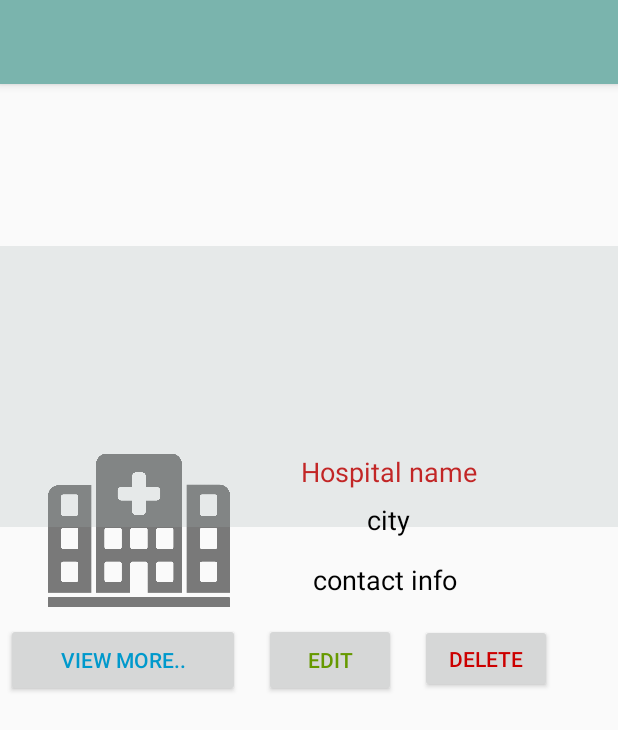
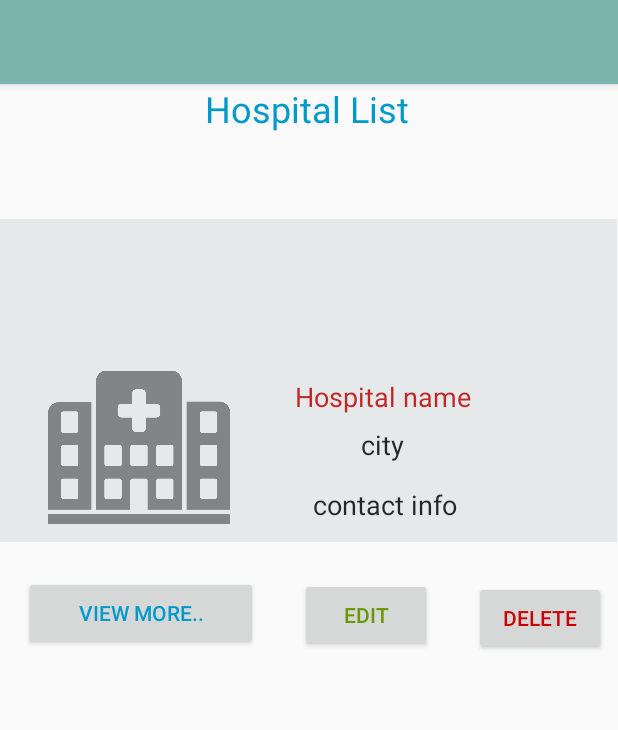
Before and after one commit to reemeeiah/one-stop-cancer-center, an Android app: the admin_HOSPITAL_Edit_MENU screen opened directly, with no data from a screen before it, on a phone screen of 412 x 824 dp. Shown: the top 730 px of the screen. Run offline under Robolectric (Android 15) with nearby library versions, the phone set to English and light mode, and no system bars.

Commit message:
DELTE CLASSSSES

```diff
--- a/app/src/main/AndroidManifest.xml
+++ b/app/src/main/AndroidManifest.xml
@@ -25,7 +25,6 @@
         <activity android:name=".Hospital_menu" />
         <activity android:name=".admin_HOSPITAL_Edit_MENU" />
         <activity android:name=".add_awareness_for_hospital" />
-        <activity android:name=".push_test"></activity>
     </application>
 
 </manifest>
--- a/app/src/main/res/layout/activity_admin__hospital__edit__menu.xml
+++ b/app/src/main/res/layout/activity_admin__hospital__edit__menu.xml
@@ -4,14 +4,26 @@
     xmlns:tools="http://schemas.android.com/tools"
     android:layout_width="match_parent"
     android:layout_height="match_parent"
-    tools:context="com.onestopcancercenter.onestopcancercenter.admin_HOSPITAL_Edit_MENU"
-    tools:layout_editor_absoluteY="25dp">
+    tools:context="com.onestopcancercenter.onestopcancercenter.admin_HOSPITAL_Edit_MENU">
+
+    <TextView
+        android:id="@+id/textView9"
+        android:layout_width="234dp"
+        android:layout_height="39dp"
+        android:layout_marginLeft="88dp"
+        android:text="Hospital List"
+        android:textAlignment="center"
+        android:textColor="@android:color/holo_blue_dark"
+        android:textSize="24sp"
+        app:layout_constraintLeft_toLeftOf="parent"
+        tools:layout_editor_absoluteY="28dp"
+        tools:ignore="MissingConstraints" />
 
     <TextView
         android:id="@+id/textView4"
         android:layout_width="180dp"
         android:layout_height="32dp"
-        android:layout_marginStart="16dp"
+        android:layout_marginLeft="12dp"
         android:text="@string/hospital_name"
         android:textAlignment="center"
         android:textColor="@android:color/holo_red_dark"
@@ -20,10 +32,25 @@
         app:layout_constraintStart_toEndOf="@+id/imageView6" />
 
     <TextView
+        android:id="@+id/textView5"
+        android:layout_width="179dp"
+        android:layout_height="40dp"
+        android:layout_marginBottom="0dp"
+        android:layout_marginLeft="12dp"
+        android:text="@string/city"
+        android:textAlignment="center"
+        android:textColor="@color/common_google_signin_btn_text_dark_focused"
+        android:textColorLink="@color/common_google_signin_btn_text_light_default"
+        android:textSize="18sp"
+        app:layout_constraintBottom_toTopOf="@+id/textView6"
+        app:layout_constraintStart_toEndOf="@+id/imageView6" />
+
+    <TextView
         android:id="@+id/textView6"
         android:layout_width="183dp"
         android:layout_height="41dp"
-        android:layout_marginStart="12dp"
+        android:layout_marginBottom="20dp"
+        android:layout_marginLeft="12dp"
         android:text="@string/contact_info"
         android:textAlignment="center"
         android:textColor="@color/common_google_signin_btn_text_dark_focused"
@@ -35,43 +62,45 @@
         android:id="@+id/button4"
         android:layout_width="156dp"
         android:layout_height="49dp"
-        android:layout_marginLeft="4dp"
+        android:layout_marginLeft="16dp"
         android:text="@string/view_more"
         android:textColor="@android:color/holo_blue_dark"
         app:layout_constraintBottom_toBottomOf="parent"
         app:layout_constraintLeft_toLeftOf="parent"
-        app:layout_constraintTop_toTopOf="parent" />
+        app:layout_constraintTop_toTopOf="parent"
+        app:layout_constraintVertical_bias="0.456" />
+
+    <Button
+        android:id="@+id/button3"
+        android:layout_width="wrap_content"
+        android:layout_height="49dp"
+        android:layout_marginLeft="28dp"
+        android:text="@string/edit"
+        android:textColor="@android:color/holo_green_dark"
+        app:layout_constraintBottom_toBottomOf="parent"
+        app:layout_constraintStart_toEndOf="@+id/button4"
+        app:layout_constraintTop_toTopOf="parent"
+        app:layout_constraintVertical_bias="0.458" />
 
     <Button
         android:id="@+id/button2"
         android:layout_width="wrap_content"
-        android:layout_height="46dp"
-        android:layout_marginRight="16dp"
-        android:layout_marginStart="16dp"
+        android:layout_height="49dp"
+        android:layout_marginLeft="28dp"
         android:text="@string/delete"
         android:textColor="@android:color/holo_red_dark"
         app:layout_constraintBottom_toBottomOf="parent"
         app:layout_constraintRight_toRightOf="parent"
         app:layout_constraintStart_toEndOf="@+id/button3"
         app:layout_constraintTop_toTopOf="parent"
-        app:layout_constraintVertical_bias="0.499" />
+        app:layout_constraintVertical_bias="0.461" />
 
-    <Button
-        android:id="@+id/button3"
-        android:layout_width="wrap_content"
-        android:layout_height="49dp"
-        android:layout_marginStart="16dp"
-        android:text="@string/edit"
-        android:textColor="@android:color/holo_green_dark"
-        app:layout_constraintBottom_toBottomOf="parent"
-        app:layout_constraintStart_toEndOf="@+id/button4"
-        app:layout_constraintTop_toTopOf="parent" />
 
     <ImageView
         android:id="@+id/imageView6"
         android:layout_width="121dp"
         android:layout_height="107dp"
-        android:layout_marginBottom="8dp"
+        android:layout_marginBottom="32dp"
         android:layout_marginLeft="32dp"
         android:contentDescription="@string/todo"
         app:layout_constraintBottom_toTopOf="@+id/button4"
@@ -80,9 +109,9 @@
 
     <FrameLayout
         android:id="@+id/frameLayout2"
-        android:layout_width="0dp"
-        android:layout_height="187dp"
-        android:layout_marginTop="108dp"
+        android:layout_width="411dp"
+        android:layout_height="215dp"
+        android:layout_marginTop="90dp"
         android:background="@color/colorAccent"
         android:isScrollContainer="true"
         app:layout_constraintEnd_toEndOf="parent"
@@ -94,17 +123,4 @@
 
     </FrameLayout>
 
-    <TextView
-        android:id="@+id/textView5"
-        android:layout_width="179dp"
-        android:layout_height="40dp"
-        android:layout_marginStart="16dp"
-        android:text="@string/city"
-        android:textAlignment="center"
-        android:textColor="@color/common_google_signin_btn_text_dark_focused"
-        android:textColorLink="@color/common_google_signin_btn_text_light_default"
-        android:textSize="18sp"
-        app:layout_constraintBottom_toTopOf="@+id/textView6"
-        app:layout_constraintStart_toEndOf="@+id/imageView6" />
-
 </android.support.constraint.ConstraintLayout>
```
Also changed, not shown: app/src/main/java/com/onestopcancercenter/onestopcancercenter/push_test.java (deleted, +0 -13 lines), app/src/main/res/layout/activity_add_awareness_for_hospital.xml (+18 -4 lines), app/src/main/res/layout/activity_edit_hospital_info.xml (+16 -16 lines), app/src/main/res/layout/activity_nourah3omair.xml (deleted, +0 -18 lines), app/src/main/res/layout/activity_push_test.xml (deleted, +0 -30 lines), app/src/main/res/layout/activity_story_add.xml (+38 -17 lines).
